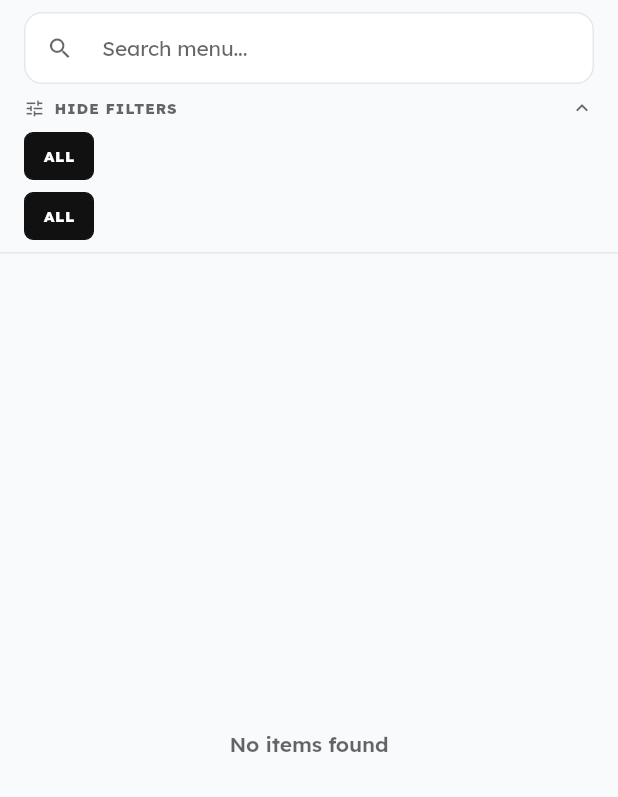
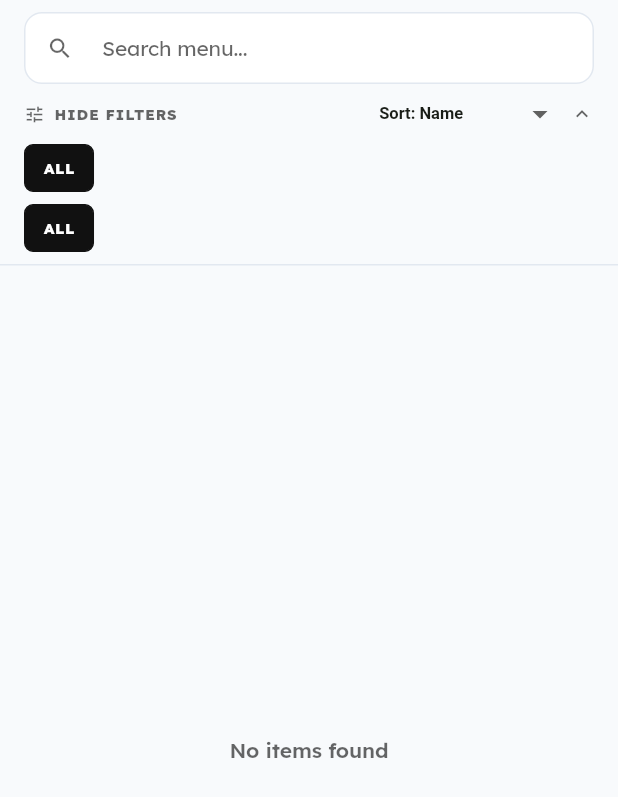
Before and after one commit to CephandriusMaxtori/dartKDS, a Flutter app: the OrderIntakeView widget shown alone on an empty page, opened directly, after a tap on "FILTERS", on a phone screen of 412 x 824 dp. Shown: the top 797 px of the screen. Run offline on Flutter 3.47's test engine with Material 3 defaults, Android fonts, the phone set to English and light mode, and no system bars; our stand-ins replace audioplayers, confetti, drift, file_picker, flutter_riverpod, qr_flutter and 5 more; missing offline and left inert: mobile_scanner, nsd, shelf_router; accounts and stored records are empty; generated files the repository leaves out were written again.

Commit message:
feat: add sorting support to inventory and order intake views

```diff
--- a/lib/ui/host/views/order_intake_view.dart
+++ b/lib/ui/host/views/order_intake_view.dart
@@ -33,6 +33,7 @@ class OrderIntakeViewState extends ConsumerState<OrderIntakeView> {
   String _searchQuery = '';
   String _selectedCategory = 'ALL';
   String _selectedTag = 'ALL';
+  String _sortBy = 'name';
   bool _filtersExpanded = false;
   Timer? _searchDebounce;
 
@@ -263,6 +264,27 @@ class OrderIntakeViewState extends ConsumerState<OrderIntakeView> {
                         ),
                       ],
                       const Spacer(),
+                      DropdownButton<String>(
+                        value: _sortBy,
+                        underline: const SizedBox(),
+                        isDense: true,
+                        style: TextStyle(
+                          fontWeight: FontWeight.bold,
+                          fontSize: 11,
+                          color: theme.colorScheme.onSurface,
+                        ),
+                        items: const [
+                          DropdownMenuItem(value: 'name', child: Text('Sort: Name')),
+                          DropdownMenuItem(value: 'price_asc', child: Text(r'Sort: Price ($–$$)')),
+                          DropdownMenuItem(value: 'price_desc', child: Text(r'Sort: Price ($$$–$)')),
+                          DropdownMenuItem(value: 'category', child: Text('Sort: Category')),
+                          DropdownMenuItem(value: 'station', child: Text('Sort: Station')),
+                        ],
+                        onChanged: (val) {
+                          if (val != null) setState(() => _sortBy = val);
+                        },
+                      ),
+                      const SizedBox(width: 8),
                       Icon(
                         _filtersExpanded
                             ? Icons.keyboard_arrow_up
@@ -336,7 +358,26 @@ class OrderIntakeViewState extends ConsumerState<OrderIntakeView> {
                     .toList();
               }
 
-              if (items.isEmpty) {
+              final sortedItems = [...items];
+              switch (_sortBy) {
+                case 'name':
+                  sortedItems.sort((a, b) => a.name.toLowerCase().compareTo(b.name.toLowerCase()));
+                  break;
+                case 'price_asc':
+                  sortedItems.sort((a, b) => a.price.compareTo(b.price));
+                  break;
+                case 'price_desc':
+                  sortedItems.sort((a, b) => b.price.compareTo(a.price));
+                  break;
+                case 'category':
+                  sortedItems.sort((a, b) => a.category.toLowerCase().compareTo(b.category.toLowerCase()));
+                  break;
+                case 'station':
+                  sortedItems.sort((a, b) => a.defaultStation.toLowerCase().compareTo(b.defaultStation.toLowerCase()));
+                  break;
+              }
+
+              if (sortedItems.isEmpty) {
                 return Center(
                   child: Text(
                     'No items found',
@@ -359,9 +400,9 @@ class OrderIntakeViewState extends ConsumerState<OrderIntakeView> {
                       mainAxisSpacing: 8,
                       childAspectRatio: 1.0,
                     ),
-                    itemCount: items.length,
+                    itemCount: sortedItems.length,
                     itemBuilder: (context, index) {
-                      final item = items[index];
+                      final item = sortedItems[index];
                       final isOut = item.trackStock && item.stockQuantity <= 0;
 
                       return AnimatedContainer(
```
Also changed, not shown: lib/ui/host/views/inventory_view.dart (+49 -6 lines).
